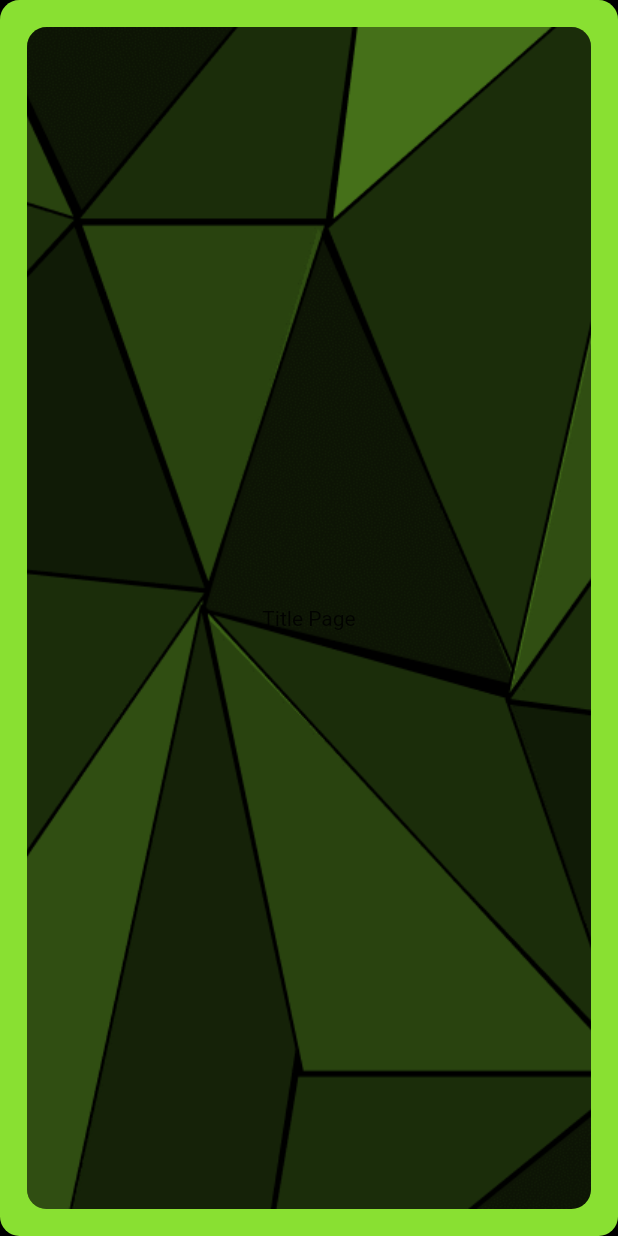
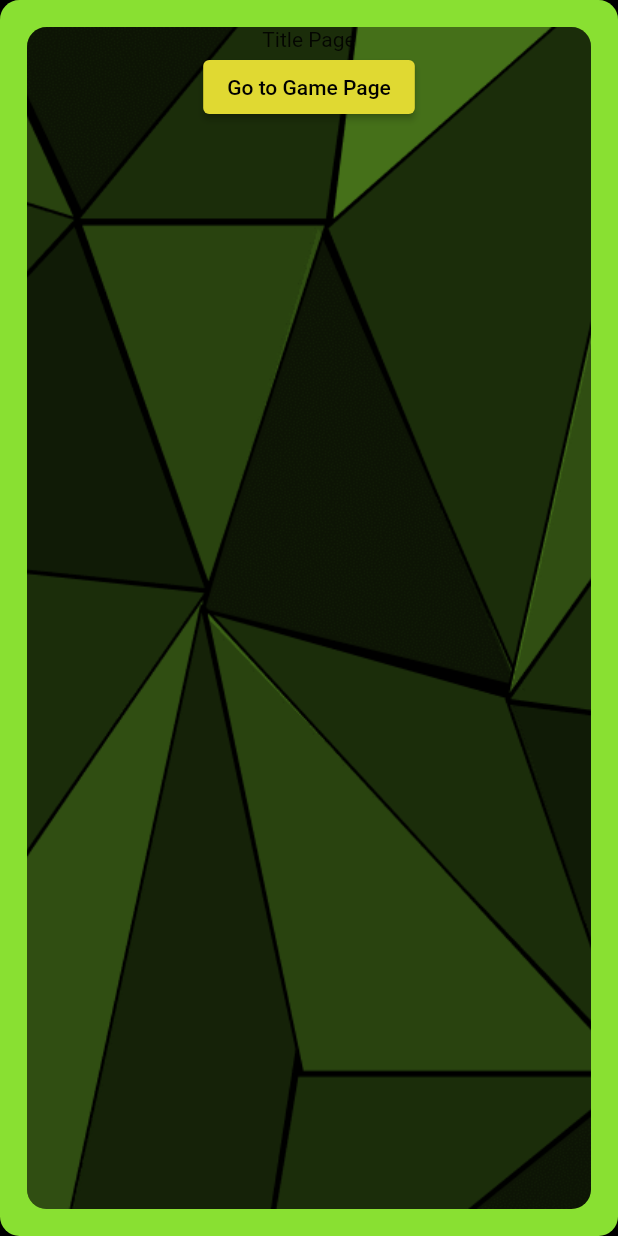
Before and after one commit to flame-engine/lightrunners, a Flutter app: the screen it shows after launch, on a phone screen of 412 x 824 dp. Run offline on Flutter 3.47's test engine with Material 2 defaults, Android fonts, the phone set to English and light mode, and no system bars; our stand-ins replace google_fonts; missing offline and left inert: flame, gamepads.

Commit message:
fix: Fix anchor & lack of entrypoint

```diff
--- a/lib/title/view/title_page.dart
+++ b/lib/title/view/title_page.dart
@@ -1,4 +1,5 @@
 import 'package:flutter/material.dart';
+import 'package:lightrunners/game/view/game_page.dart';
 import 'package:lightrunners/widgets/screen_scaffold.dart';
 
 class TitlePage extends StatelessWidget {
@@ -6,9 +7,17 @@ class TitlePage extends StatelessWidget {
 
   @override
   Widget build(BuildContext context) {
-    return const ScreenScaffold(
-      child: Center(
-        child: Text('Title Page'),
+    return ScreenScaffold(
+      child: Column(
+        children: [
+          const Text('Title Page'),
+          ElevatedButton(
+            child: const Text('Go to Game Page'),
+            onPressed: () {
+              Navigator.of(context).push(GamePage.route());
+            },
+          ),
+        ],
       ),
     );
   }
```
Also changed, not shown: lib/game/components/spotlight.dart (+6 -6 lines).
